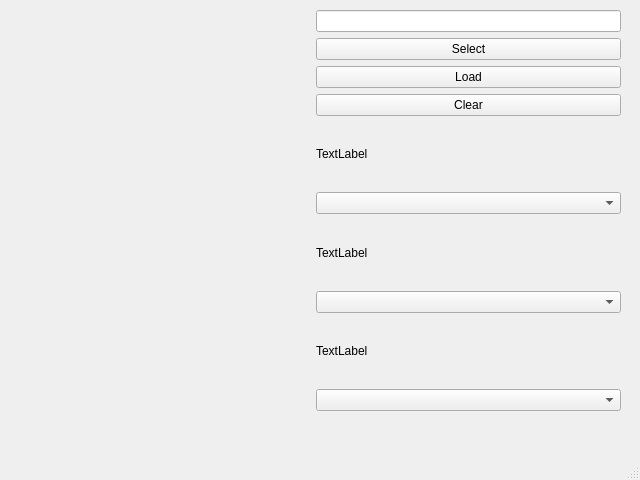
Qt form window.ui (LiangJYu/QueueSea) before a commit.
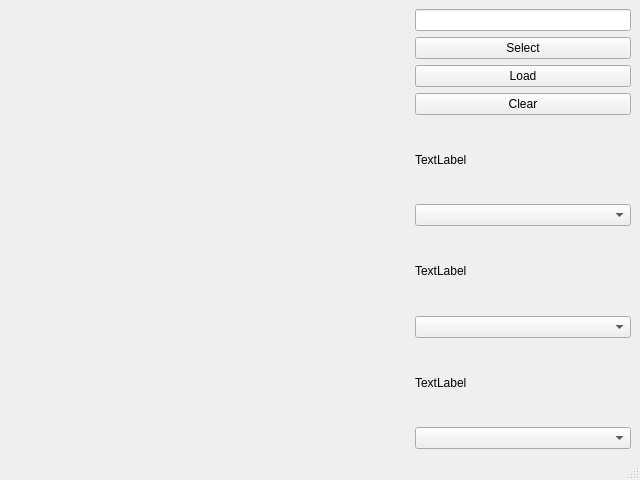
The same form after that commit.

Commit message: added crude plotting with random data

What changed in the file:
```diff
--- a/window.ui
+++ b/window.ui
@@ -14,33 +14,31 @@
    <string>MainWindow</string>
   </property>
   <widget class="QWidget" name="centralwidget">
-   <widget class="QWidget" name="gridLayoutWidget">
-    <property name="geometry">
-     <rect>
-      <x>10</x>
-      <y>10</y>
-      <width>611</width>
-      <height>401</height>
-     </rect>
-    </property>
-    <layout class="QGridLayout" name="gridLayout">
-     <item row="1" column="0">
-      <spacer name="horizontalSpacer">
-       <property name="orientation">
-        <enum>Qt::Horizontal</enum>
-       </property>
-       <property name="sizeHint" stdset="0">
+   <property name="enabled">
+    <bool>true</bool>
+   </property>
+   <layout class="QHBoxLayout" name="horizontalLayout">
+    <item>
+     <widget class="QWidget" name="plot_widget" native="true">
+      <property name="minimumSize">
         <size>
-         <width>40</width>
-         <height>20</height>
-        </size>
-       </property>
-      </spacer>
-     </item>
-     <item row="1" column="1">
-      <layout class="QVBoxLayout" name="verticalLayout">
+        <width>400</width>
+        <height>0</height>
+       </size>
+      </property>
+     </widget>
+    </item>
        <item>
-        <layout class="QGridLayout" name="gridLayout_2">
+     <layout class="QVBoxLayout" name="control_verticalLayout">
+      <item>
+       <layout class="QGridLayout" name="load_data_vericalLayout">
+        <item row="3" column="0">
+         <widget class="QPushButton" name="data_clear_pushButton">
+          <property name="text">
+           <string>Clear</string>
+          </property>
+         </widget>
+        </item>
          <item row="2" column="0">
           <widget class="QPushButton" name="data_load_pushButton">
            <property name="text">
@@ -55,13 +53,6 @@
            </property>
           </widget>
          </item>
-         <item row="3" column="0">
-          <widget class="QPushButton" name="data_clear_pushButton">
-           <property name="text">
-            <string>Clear</string>
-           </property>
-          </widget>
-         </item>
          <item row="0" column="0">
           <widget class="QLineEdit" name="data_source_lineEdit"/>
          </item>
@@ -100,7 +91,6 @@
       </layout>
      </item>
     </layout>
-   </widget>
   </widget>
   <widget class="QMenuBar" name="menubar">
    <property name="geometry">
```
Lines whose indentation alone changed are shown as unchanged. The commit also changes 3 other files.
